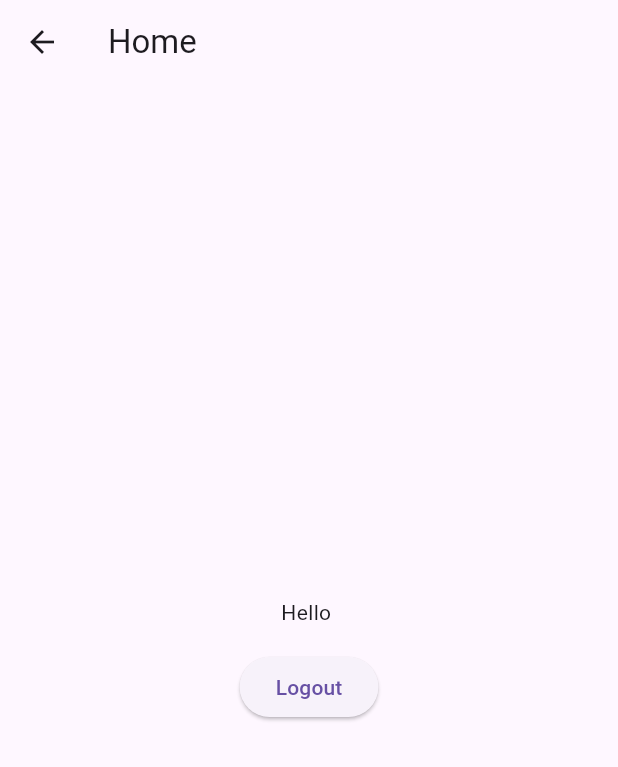
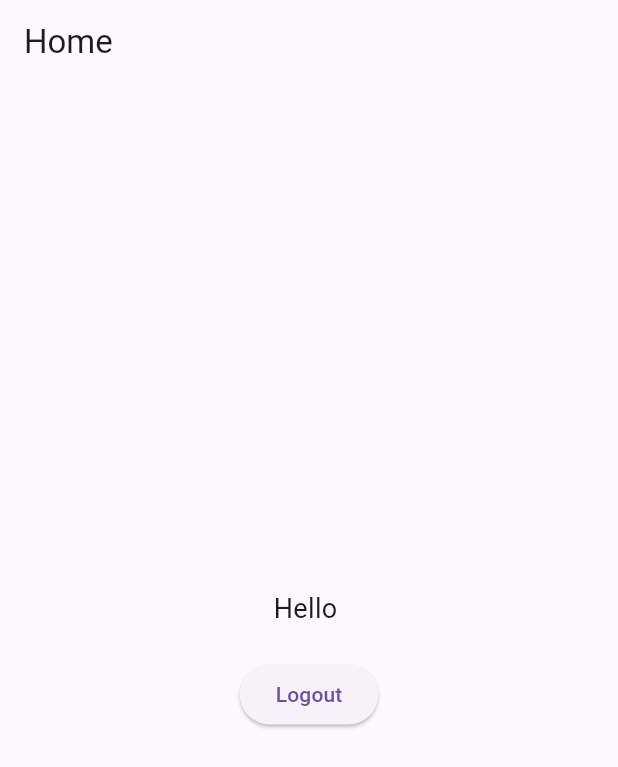
Before and after one commit to AnimatorDarshanSonwane/pushpak, a Flutter app: the HomeView screen opened directly, on a phone screen of 412 x 824 dp. Shown: the top 767 px of the screen. Run offline on Flutter 3.47's test engine with Material 3 defaults, Android fonts, the phone set to English and light mode, and no system bars; our stand-ins replace cloud_firestore, firebase_auth, firebase_core, get_it, google_sign_in; accounts and stored records are empty.

Commit message:
Sign in with google work properly
After sign in logout button appear and sucessfully logout when click logout
also not showing any back button when sign in

```diff
--- a/lib/views/home/home_view.dart
+++ b/lib/views/home/home_view.dart
@@ -1,26 +1,48 @@
+// ignore_for_file: use_build_context_synchronously
+
 import 'package:flutter/material.dart';
 import 'package:pushpak/di/service_locator.dart';
 import '../../viewmodels/auth_viewmodel.dart';
+import '../auth/login_view.dart'; // 👈 login screen import
 
 class HomeView extends StatelessWidget {
   const HomeView({super.key});
+
   @override
   Widget build(BuildContext context) {
     final vm = locator<AuthViewModel>();
     final user = vm.currentUser;
+
     return Scaffold(
       appBar: AppBar(title: const Text('Home')),
       body: Center(
-        child: Column(mainAxisAlignment: MainAxisAlignment.center, children: [
-          Text('Hello ${user?.displayName ?? user?.email ?? 'User'}'),
-          const SizedBox(height: 16),
-          ElevatedButton(
-            onPressed: () async {
-              await vm.signOut();
-            },
-            child: const Text('Logout'),
-          )
-        ]),
+        child: Column(
+          mainAxisAlignment: MainAxisAlignment.center,
+          children: [
+            Text(
+              'Hello ${user?.displayName ?? user?.email ?? 'User'}',
+              style: const TextStyle(fontSize: 18),
+            ),
+            const SizedBox(height: 20),
+
+            // 🔴 LOGOUT BUTTON
+            ElevatedButton(
+              onPressed: () async {
+                await vm.signOut();
+
+                // ✅ Navigate to Login & clear stack
+                Navigator.pushAndRemoveUntil(
+                  context,
+                  MaterialPageRoute(
+                    builder: (_) => const LoginView(),
+                  ),
+                  (route) => false,
+                );
+              },
+              child: const Text('Logout'),
+            ),
+          ],
+        ),
       ),
     );
   }
```
Also changed, not shown: lib/views/auth/login_view.dart (+96 -15 lines), 1 other file.
